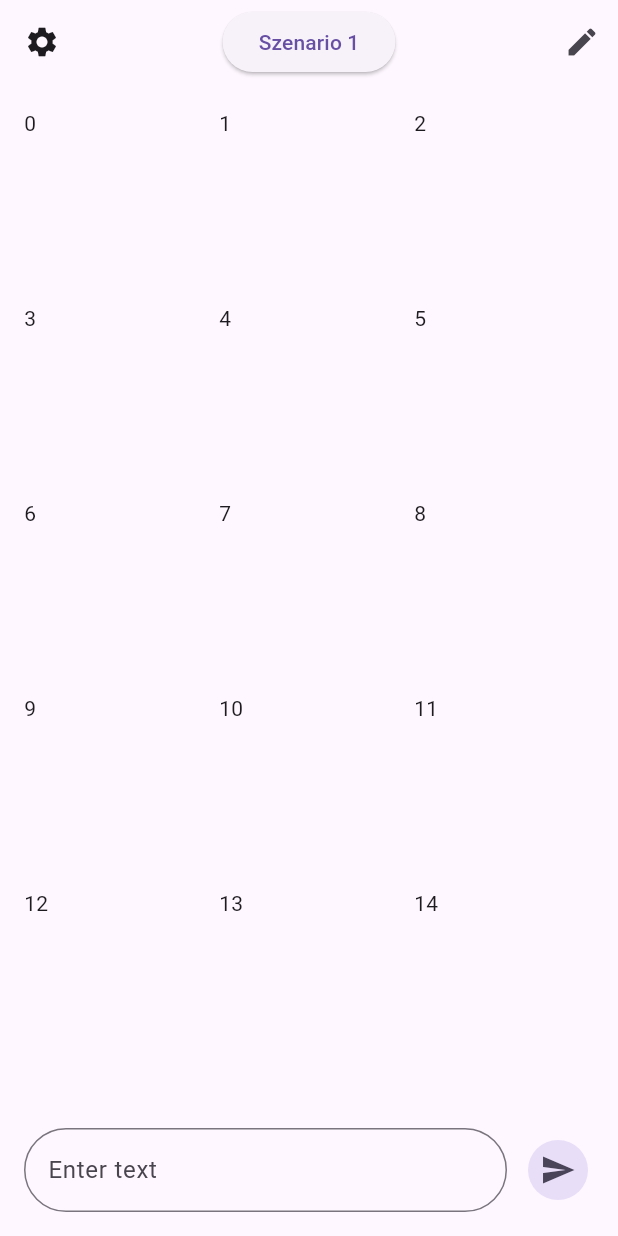
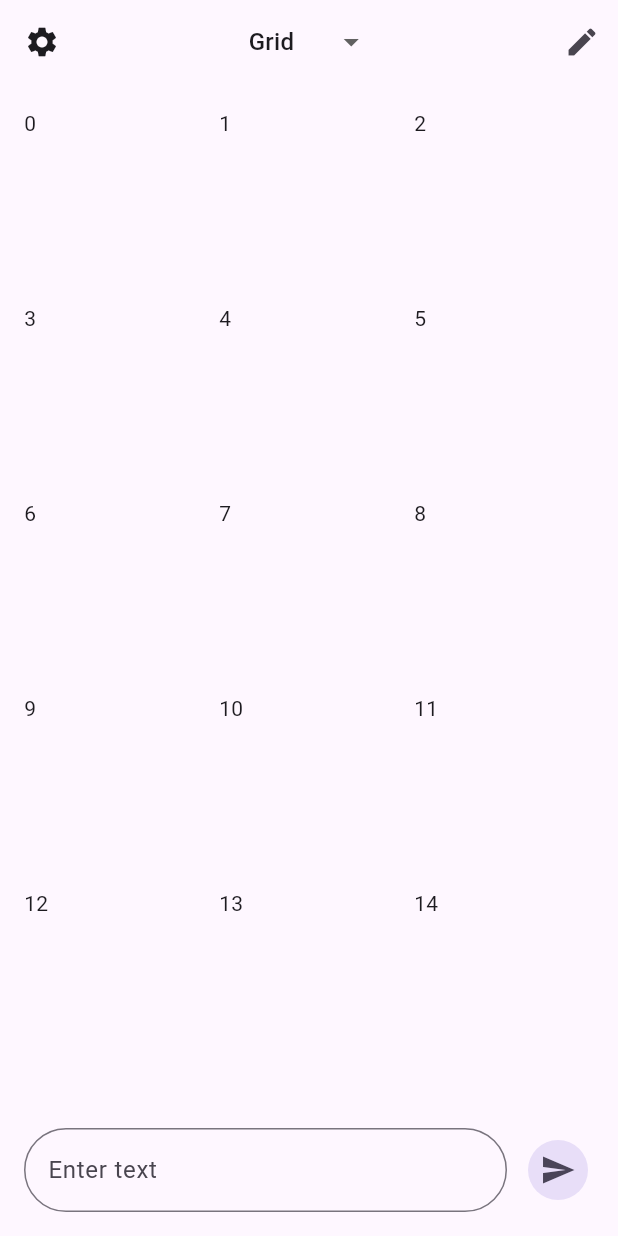
Before and after one commit to DannyINF/text_to_speech_wizard_for_evaluations, a Flutter app: the screen it shows after launch, on a phone screen of 412 x 824 dp. Run offline on Flutter 3.47's test engine with Material 3 defaults, Android fonts, the light colour scheme and no system bars; our stand-ins replace envied, just_audio, sqflite; missing offline and left inert: cloud_text_to_speech; accounts and stored records are empty; generated files the repository leaves out were written again.

Commit message:
implement rough remote view

```diff
--- a/lib/main.dart
+++ b/lib/main.dart
@@ -1,27 +1,19 @@
-import 'package:chiclet/chiclet.dart';
 import 'package:flutter/material.dart';
-import 'package:cloud_text_to_speech/cloud_text_to_speech.dart';
-import 'package:just_audio/just_audio.dart';
-import 'dart:typed_data';
-
-import 'package:text_to_speech_wizard_for_evaluations/db.dart';
-import 'package:text_to_speech_wizard_for_evaluations/env.dart';
+import 'package:text_to_speech_wizard_for_evaluations/util/voice.dart';
+import 'package:text_to_speech_wizard_for_evaluations/views/grid_view.dart';
+import 'package:text_to_speech_wizard_for_evaluations/views/remote_control_view.dart';
 
 void main() async {
   WidgetsFlutterBinding.ensureInitialized();
-  try {
-    TtsGoogle.init(
-      params: InitParamsGoogle(apiKey: Env.GOOGLE_KEY),
-      withLogs: true,
-    );
-    runApp(const MyApp());
-  } catch (e) {
-    print("Error initializing TTS: $e");
-  }
+  final voiceHandler = VoiceHandler();
+  await voiceHandler.init();
+  runApp(MyApp(voiceHandler: voiceHandler));
 }
 
 class MyApp extends StatelessWidget {
-  const MyApp({super.key});
+  final VoiceHandler voiceHandler;
+
+  const MyApp({super.key, required this.voiceHandler});
 
   @override
   Widget build(BuildContext context) {
@@ -31,110 +23,52 @@ class MyApp extends StatelessWidget {
         primarySwatch: Colors.blue,
       ),
       debugShowCheckedModeBanner: false,
-      home: const TextToSpeechScreen(),
+      home: TextToSpeechScreen(voiceHandler: voiceHandler),
     );
   }
 }
 
 class TextToSpeechScreen extends StatefulWidget {
-  const TextToSpeechScreen({super.key});
+  final VoiceHandler voiceHandler;
+
+  const TextToSpeechScreen({super.key, required this.voiceHandler});
 
   @override
   _TextToSpeechScreenState createState() => _TextToSpeechScreenState();
 }
 
 class _TextToSpeechScreenState extends State<TextToSpeechScreen> {
-  final DatabaseHelper _databaseHelper = DatabaseHelper();
   final TextEditingController _controller = TextEditingController();
-  final AudioPlayer _audioPlayer = AudioPlayer();
-  late VoiceGoogle _selectedVoice;
 
-  @override
-  void initState() {
-    super.initState();
-    _loadVoices();
-  }
+  // Define your dropdown items
+  Map<int, String> _dropdownItems = {
+    1: 'Grid',
+    2: 'Remote',
+  };
 
-  Future<void> _loadVoices() async {
-    try {
-      final voicesResponse = await TtsGoogle.getVoices();
-      final voices = voicesResponse.voices;
-      if (voices.isNotEmpty) {
-        setState(() {
-          _selectedVoice = voices.firstWhere(
-                (voice) => voice.locale.code.startsWith('de-') && voice.engines.first == "wavenet" && voice.gender == "Female",
-            orElse: () => voices.first,
-          );
-        });
-      } else {
-        print("No voices available.");
-      }
-    } catch (e) {
-      print("Error fetching voices: $e");
-    }
-  }
-
-  Future<void> _speak({String message = ""}) async {
-    if (_controller.text.isEmpty && message != "") return;
-
-    final ttsParams = TtsParamsGoogle(
-      voice: _selectedVoice,
-      audioFormat: AudioOutputFormatGoogle.mp3,
-      text: message != "" ? message : _controller.text,
-      pitch: 'default',
-    );
-
-    // check db
-    var result = await _databaseHelper.getAudioFile(message != "" ? message : _controller.text, _selectedVoice.gender.toString(), "google", _selectedVoice.provider, _selectedVoice.locale.languageCode.toString());
-    if (result != null) {
-      // Play the stored audio content
-      Uint8List audioBytes = result["content"];
-      await _audioPlayer.setAudioSource(MyJABytesSource(audioBytes));
-      _audioPlayer.play();
-      print("loaded from db and played");
-    } else {
-      try {
-        // Convert text to speech and retrieve audio
-        final ttsResponse = await TtsGoogle.convertTts(ttsParams);
-        final Uint8List audioBytes =
-        ttsResponse.audio.buffer.asByteData().buffer.asUint8List();
-
-        // Save the new audio to the database
-        await _databaseHelper.insertAudioFile(
-          message != "" ? message : _controller.text,
-          _selectedVoice.gender,
-          "google",
-          _selectedVoice.provider,
-          _selectedVoice.locale.languageCode.toString(),
-          audioBytes,
-        );
-
-        // Play the newly generated audio
-        await _audioPlayer.setAudioSource(MyJABytesSource(audioBytes));
-        _audioPlayer.processingStateStream.listen((ProcessingState state) {
-          if (state == ProcessingState.ready) {
-            _audioPlayer.play();
-          } else if (state == ProcessingState.completed) {
-            print("Playback completed");
-          }
-        });
-      } catch (e) {
-        print("Error converting text to speech: $e");
-      }
-    }
-
-
-  }
+  int _selectedOption = 1; // Default selected option
 
   @override
   Widget build(BuildContext context) {
     return Scaffold(
       appBar: AppBar(
         leading: IconButton(onPressed: () {}, icon: const Icon(Icons.settings)),
-        title: ElevatedButton(onPressed: () {}, child: const Text("Szenario 1")),
-        actions: [
-          IconButton(onPressed: () {}, icon: const Icon(Icons.edit))
-        ],
+        title: DropdownButton<int>(
+          value: _selectedOption,
+          items: _dropdownItems.entries.map((entry) {
+            return DropdownMenuItem<int>(
+              value: entry.key,
+              child: Text(entry.value),
+            );
+          }).toList(),
+          onChanged: (int? newValue) {
+            setState(() {
+              _selectedOption = newValue!;
+            });
+          },
+          underline: Container(), // Removes the default underline
+        ),
+        actions: [IconButton(onPressed: () {}, icon: const Icon(Icons.edit))],
         centerTitle: true,
       ),
       body: Padding(
@@ -142,22 +76,8 @@ class _TextToSpeechScreenState extends State<TextToSpeechScreen> {
         child: Column(
           mainAxisAlignment: MainAxisAlignment.spaceBetween,
           children: [
-            Expanded(
-              child: GridView.count(
-                crossAxisCount: 3,
-                mainAxisSpacing: 10,
-                crossAxisSpacing: 10,
-                children: [
-                  for (var x = 0; x < 15; x++) ChicletOutlinedAnimatedButton(
-                    onPressed: x % 5 == 0 ? null : () {
-                      _speak(message: "$x");
-                    },
-                    child: Text("$x"),
-                  )
-                ],
-              )
-            ),
-            const SizedBox(height: 10,),
+            Expanded(child: _selectedOption == 1 ? ChicletGridView(voiceHandler: widget.voiceHandler) : RemoteControlView(voiceHandler: widget.voiceHandler)),
+            const SizedBox(height: 10),
             Row(
               children: [
                 Flexible(
@@ -165,40 +85,23 @@ class _TextToSpeechScreenState extends State<TextToSpeechScreen> {
                     controller: _controller,
                     decoration: InputDecoration(
                       border: OutlineInputBorder(
-                        borderRadius: BorderRadius.circular(50)
+                        borderRadius: BorderRadius.circular(50),
                       ),
                       labelText: 'Enter text',
                     ),
-                  maxLines: null,
+                    maxLines: null,
                   ),
                 ),
                 const SizedBox(width: 10),
                 IconButton.filledTonal(
-                  onPressed: _speak,
+                  onPressed: () => widget.voiceHandler.speak(_controller.text),
                   icon: const Icon(Icons.send),
                 ),
               ],
-            )
+            ),
           ],
-        )
+        ),
       ),
     );
   }
 }
-
-class MyJABytesSource extends StreamAudioSource {
-  final Uint8List _buffer;
-
-  MyJABytesSource(this._buffer) : super(tag: 'MyAudioSource');
-
-  @override
-  Future<StreamAudioResponse> request([int? start, int? end]) async {
-    return StreamAudioResponse(
-      sourceLength: _buffer.length,
-      contentLength: (end ?? _buffer.length) - (start ?? 0),
-      offset: start ?? 0,
-      stream: Stream.fromIterable([_buffer.sublist(start ?? 0, end)]),
-      contentType: 'audio/wav',
-    );
-  }
-}
--- /dev/null
+++ b/lib/views/grid_view.dart
@@ -0,0 +1,35 @@
+import 'package:chiclet/chiclet.dart';
+import 'package:flutter/material.dart';
+
+import '../util/voice.dart';
+
+class ChicletGridView extends StatefulWidget {
+  const ChicletGridView({super.key, required this.voiceHandler});
+
+  final VoiceHandler voiceHandler;
+
+  @override
+  State<ChicletGridView> createState() => _ChicletGridViewState();
+}
+
+class _ChicletGridViewState extends State<ChicletGridView> {
+  @override
+  Widget build(BuildContext context) {
+    return GridView.count(
+      crossAxisCount: 3,
+      mainAxisSpacing: 10,
+      crossAxisSpacing: 10,
+      children: [
+        for (var x = 0; x < 15; x++)
+          ChicletOutlinedAnimatedButton(
+            onPressed: x % 5 == 0
+                ? null
+                : () {
+              widget.voiceHandler.speak("$x");
+            },
+            child: Text("$x"),
+          ),
+      ],
+    );
+  }
+}
--- a/pubspec.yaml
+++ b/pubspec.yaml
@@ -42,6 +42,7 @@ dependencies:
   chiclet: ^1.2.0
 
   path: any
+  flutter_staggered_grid_view: ^0.7.0
 dev_dependencies:
   flutter_test:
     sdk: flutter
```
Also changed, not shown: lib/util/voice.dart (added, +111 -0 lines), lib/views/remote_control_view.dart (added, +174 -0 lines), pubspec.lock, 1 other file.
